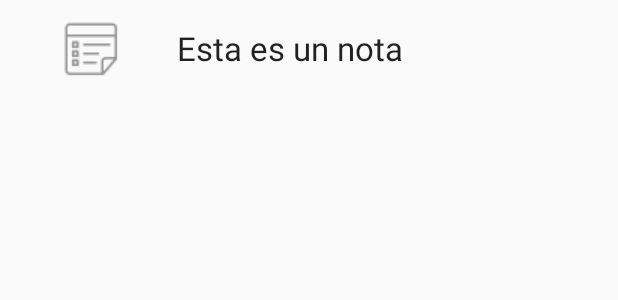
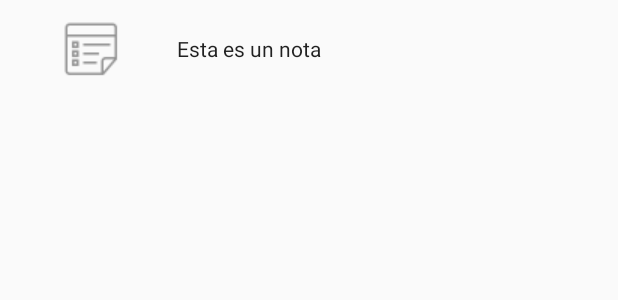
Before and after one commit to BelatrixTraining/android-intermediate-bcp, an Android app: the layout row_note.xml on its own in the app's theme, with its tools: preview values and no code run, on a phone screen of 412 x 824 dp. Shown: the top 300 px of the screen. Run offline under Robolectric (Android 15) with nearby library versions, the phone set to English and light mode, and no system bars.

Commit message:
Updated layout

```diff
--- a/DbComplete/app/src/main/res/layout/row_note.xml
+++ b/DbComplete/app/src/main/res/layout/row_note.xml
@@ -26,6 +26,7 @@
         android:layout_height="wrap_content"
         android:layout_marginStart="8dp"
         android:text="Esta es un nota"
+        android:textSize="14sp"
         android:textAppearance="?android:attr/textAppearanceLarge"
         app:layout_constraintBottom_toBottomOf="parent"
         app:layout_constraintEnd_toEndOf="parent"
```
